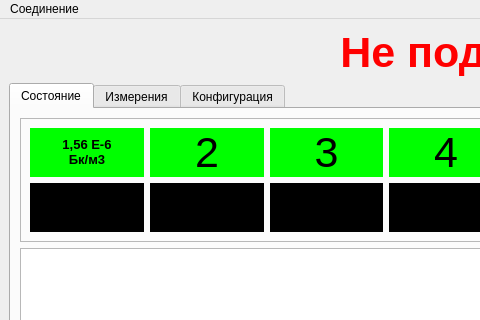
This is mainwindow.ui in Balyaev-D-A/UNOConfigurator as Qt 5 draws it before an edit; both pictures show x 0 to 480 and y 0 to 320 of the 1012 by 618 pixel window. The edited form follows.
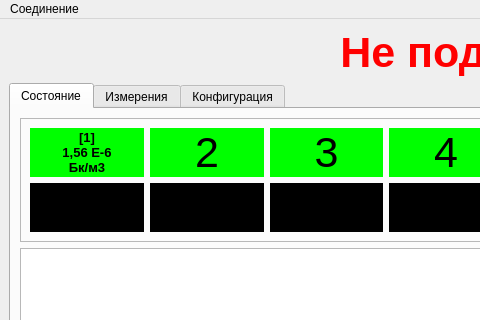
This is the edited form.

What changed in the file:
```diff
--- a/mainwindow.ui
+++ b/mainwindow.ui
@@ -76,7 +76,7 @@
 color: rgb(0, 0, 0);</string>
                </property>
                <property name="text">
-                <string>1,56 Е-6&lt;br/&gt;Бк/м3</string>
+                <string>[1]&lt;br/&gt;1,56 Е-6&lt;br/&gt;Бк/м3</string>
                </property>
                <property name="alignment">
                 <set>Qt::AlignCenter</set>
```
Left out of the diff: 2 changed lines with no effect on the pictures.
